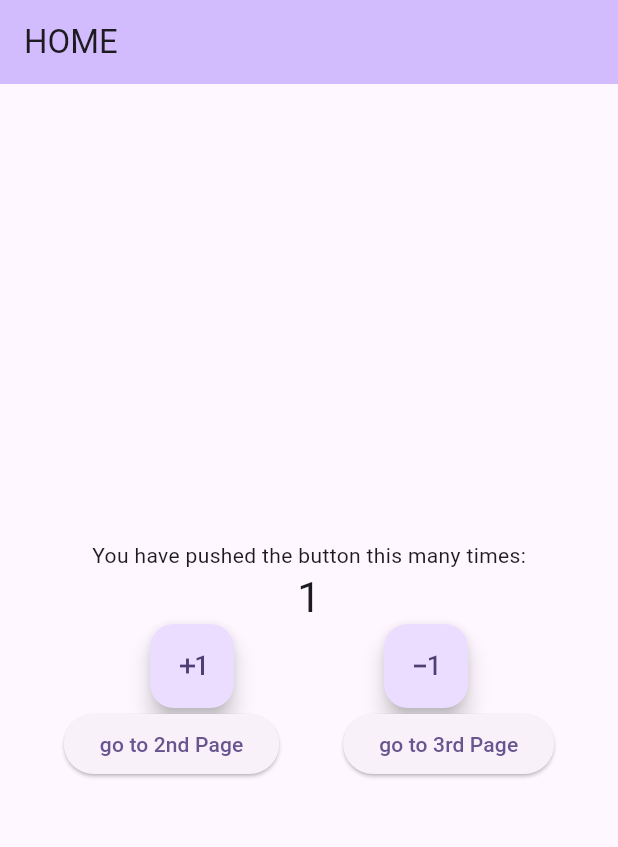
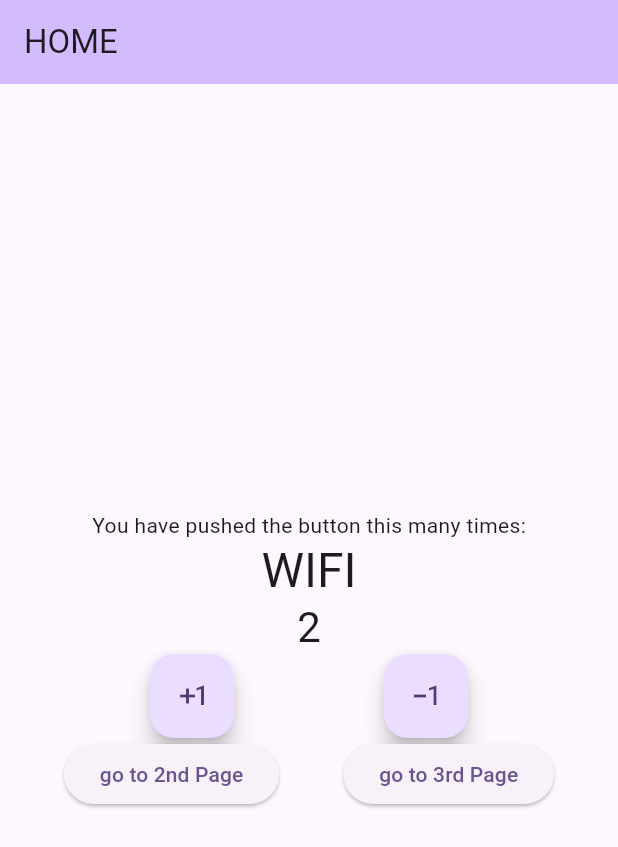
Before and after one commit to ahmedijaz0007/BlocCounterApp, a Flutter app: the screen it shows after launch, after a tap on the "exposure plus 1" icon, on a phone screen of 412 x 824 dp. Shown: the top 847 px of the screen. Run offline on Flutter 3.47's test engine with Material 2 defaults, Android fonts, the phone set to English and light mode, and no system bars; our stand-ins replace bloc, connectivity_plus, flutter_bloc.

Commit message:
adding internetcubit and communicate between cubits using stream subscription.

```diff
--- a/lib/logic/countercubit/countercubit_cubit.dart
+++ b/lib/logic/countercubit/countercubit_cubit.dart
@@ -1,11 +1,35 @@
+import 'dart:async';
+
 import 'package:bloc/bloc.dart';
-import 'package:meta/meta.dart';
+
+import '../internetcubit/internetcubit_cubit.dart';
 
 part 'countercubit_state.dart';
 
 class CounterCubit extends Cubit<CounterState> {
-  CounterCubit() : super(CounterState(counterValue: 0));
+  InternetCubit internetCubit;
+  late StreamSubscription internetStream;  //make sure to cancel stream in close function
+  CounterCubit({required this.internetCubit}) : super(CounterState(counterValue: 0)){
+
+   monitorCounter();
+  }
+ void monitorCounter(){
+   internetStream = internetCubit.stream.listen((internetState){
+     if (internetState is InternetConnected && internetState.connectionType == ConnectionType.wifi){
+       increment();
+     }
+     else if (internetState is InternetConnected && internetState.connectionType == ConnectionType.mobile){
+       decrement();
+     }
+   });
+ }
 
   increment() => emit(CounterState(counterValue: state.counterValue+1,isIncremented: true));
   decrement() => emit(CounterState(counterValue: state.counterValue-1,isIncremented: false));
+
+  @override
+  Future<void> close() {
+    internetStream.cancel();
+    return super.close();
+  }
 }
--- /dev/null
+++ b/lib/logic/internetcubit/internetcubit_cubit.dart
@@ -0,0 +1,45 @@
+import 'dart:async';
+
+import 'package:bloc/bloc.dart';
+import 'package:connectivity_plus/connectivity_plus.dart';
+import 'package:meta/meta.dart';
+
+part 'internetcubit_state.dart';
+
+class InternetCubit extends Cubit<InternetState> {
+  final Connectivity connectivity;
+  late StreamSubscription connectivityStream;
+
+  InternetCubit({required this.connectivity}) : super(InternetLoading()){
+    monitorInternetConnection();
+
+  }
+
+  void monitorInternetConnection(){
+    connectivityStream = connectivity.onConnectivityChanged.listen((connectivityResult) {
+      if (connectivityResult == ConnectivityResult.wifi){
+        emitInternetConnected(ConnectionType.wifi);
+      }
+      else if (connectivityResult == ConnectivityResult.mobile){
+        emitInternetConnected(ConnectionType.mobile);
+      }
+      else if (connectivityResult == ConnectivityResult.none){
+        emitInternetDisconnected();
+      }
+    });
+  }
+
+  @override
+  Future<void> close() {
+     connectivityStream.cancel();
+    return super.close();
+  }
+
+  void emitInternetConnected(ConnectionType type){
+    emit(InternetConnected(connectionType: type));
+  }
+  void emitInternetDisconnected(){
+    emit(InternetDisconnected());
+  }
+
+}
--- /dev/null
+++ b/lib/logic/internetcubit/internetcubit_state.dart
@@ -0,0 +1,18 @@
+part of 'internetcubit_cubit.dart';
+
+ enum ConnectionType{
+   wifi,
+   mobile,
+ }
+@immutable
+abstract class InternetState {}
+
+class InternetLoading extends InternetState {}
+
+
+class InternetDisconnected extends InternetState{}
+
+class InternetConnected extends InternetState{
+  final  ConnectionType connectionType;
+ InternetConnected({required this.connectionType});
+}
--- a/lib/main.dart
+++ b/lib/main.dart
@@ -1,34 +1,42 @@
+import 'package:blocpractice/logic/internetcubit/internetcubit_cubit.dart';
 import 'package:blocpractice/router.dart';
+import 'package:connectivity_plus/connectivity_plus.dart';
 import 'package:flutter/material.dart';
 import 'package:flutter_bloc/flutter_bloc.dart';
 
 import 'logic/countercubit/countercubit_cubit.dart';
 
 void main() {
-  runApp(MyApp());
+  runApp(MyApp(connectivity: Connectivity(),appRoute: AppRoute(),));
 }
 
 class MyApp extends StatelessWidget {
-  MyApp({super.key});
-  final AppRoute routes = AppRoute();
+  AppRoute appRoute;
+  Connectivity connectivity;
+
+  MyApp({super.key,required this.connectivity,required this.appRoute});
   // This widget is the root of your application.
   @override
   Widget build(BuildContext context) {
-    return BlocProvider<CounterCubit>(
-      create: (context) => CounterCubit(),
+    return MultiBlocProvider(
+      providers: [
+        BlocProvider( create: (context) => InternetCubit(connectivity: connectivity)),
+        BlocProvider( create: (context) => CounterCubit(internetCubit: BlocProvider.of<InternetCubit>(context))),
+      ],
+
       child: MaterialApp(
         title: 'Flutter Demo',
         theme: ThemeData(
           colorScheme: ColorScheme.fromSeed(seedColor: Colors.deepPurple),
           useMaterial3: true,
         ),
-        onGenerateRoute: routes.onGenerateRoute,
+        onGenerateRoute: appRoute.onGenerateRoute,
       ),
     );
   }
   @override
   void dispose() {
-    routes.dispose();
+    appRoute.dispose();
   }
 
 }
--- a/lib/presentation/homepage.dart
+++ b/lib/presentation/homepage.dart
@@ -1,3 +1,4 @@
+import 'package:blocpractice/logic/internetcubit/internetcubit_cubit.dart';
 import 'package:flutter/material.dart';
 import 'package:flutter_bloc/flutter_bloc.dart';
 
@@ -41,6 +42,23 @@ class _MyHomePageState extends State<MyHomePage> {
               const Text(
                 'You have pushed the button this many times:',
               ),
+              BlocBuilder<InternetCubit, InternetState>(
+                builder: (context, state) {
+                  var dis = "";
+                  if (state is InternetConnected && state.connectionType == ConnectionType.wifi){
+                    dis = "WIFI";
+                  }
+                 else if (state is InternetConnected && state.connectionType == ConnectionType.mobile){
+                    dis = "Mobile";
+                  }
+                 else if (state is InternetDisconnected){
+                   dis = "Disconnected";
+                  }
+                  return Text(
+                    dis,
+                    style: Theme.of(context).textTheme.headlineLarge                  );
+                },
+              ),
               BlocBuilder<CounterCubit, CounterState>(
                 builder: (context, state) {
                   return Text(
@@ -53,12 +71,13 @@ class _MyHomePageState extends State<MyHomePage> {
                 mainAxisAlignment: MainAxisAlignment.spaceEvenly,
                 children: [
                   FloatingActionButton(
+                    heroTag: null,
                     onPressed: BlocProvider.of<CounterCubit>(context).increment,
                     tooltip: 'Increment',
                     child: const Icon(Icons.exposure_plus_1),
                   ),
                   FloatingActionButton(
-                    onPressed: BlocProvider.of<CounterCubit>(context).decrement,
+                    heroTag: null,                    onPressed: BlocProvider.of<CounterCubit>(context).decrement,
                     tooltip: 'Decrement',
                     child: const Icon(Icons.exposure_minus_1),
                   ),
--- a/lib/presentation/homepage2.dart
+++ b/lib/presentation/homepage2.dart
@@ -52,11 +52,13 @@ class _MyHomePageState extends State<HomePage2> {
                 mainAxisAlignment: MainAxisAlignment.spaceEvenly,
                 children: [
                   FloatingActionButton(
+                    heroTag: null,
                     onPressed:BlocProvider.of<CounterCubit>(context).increment,
                     tooltip: 'Increment',
                     child: const Icon(Icons.exposure_plus_1),
                   ),
                   FloatingActionButton(
+                    heroTag: null,
                     onPressed: BlocProvider.of<CounterCubit>(context).decrement,
                     tooltip: 'Decrement',
                     child: const Icon(Icons.exposure_minus_1),
--- a/lib/presentation/homepage3.dart
+++ b/lib/presentation/homepage3.dart
@@ -52,11 +52,13 @@ class _MyHomePageState extends State<Homepage3> {
                 mainAxisAlignment: MainAxisAlignment.spaceEvenly,
                 children: [
                   FloatingActionButton(
+                    heroTag: null,
                     onPressed:BlocProvider.of<CounterCubit>(context).increment,
                     tooltip: 'Increment',
                     child: const Icon(Icons.exposure_plus_1),
                   ),
                   FloatingActionButton(
+                    heroTag: null,
                     onPressed: BlocProvider.of<CounterCubit>(context).decrement,
                     tooltip: 'Decrement',
                     child: const Icon(Icons.exposure_minus_1),
--- a/lib/router.dart
+++ b/lib/router.dart
@@ -7,24 +7,20 @@ import 'package:flutter/material.dart';
 import 'package:flutter_bloc/flutter_bloc.dart';
 
 class AppRoute{
-   final CounterCubit _counterCubit = CounterCubit();
   Route? onGenerateRoute(RouteSettings routeSettings){
     switch(routeSettings.name){
 
       case "/":
         return MaterialPageRoute(builder: (_){
-          return BlocProvider.value(value: _counterCubit,
-          child: const MyHomePage(title: "HOME"));
+          return const MyHomePage(title: "HOME");
         });
       case "2ndHome":
         return MaterialPageRoute(builder: (_){
-          return BlocProvider.value(value: _counterCubit,
-          child: const HomePage2(title: "2ndHome"));
+          return const HomePage2(title: "2ndHome");
         });
       case "3rdHome":
         return MaterialPageRoute(builder: (_){
-          return BlocProvider.value(value: _counterCubit,
-          child: const Homepage3(title: "3rdHome"));
+          return const Homepage3(title: "3rdHome");
         });
        default:
          return null;
@@ -35,7 +31,6 @@ class AppRoute{
 
   @override
   dispose(){
-   _counterCubit.close();
   }
 
 }
--- a/pubspec.yaml
+++ b/pubspec.yaml
@@ -37,6 +37,7 @@ dependencies:
   cupertino_icons: ^1.0.2
   bloc: ^8.1.2
   flutter_bloc: ^8.1.3
+  connectivity_plus: ^4.0.2
 
 dev_dependencies:
   flutter_test:
```
Also changed, not shown: pubspec.lock, 1 other file.
